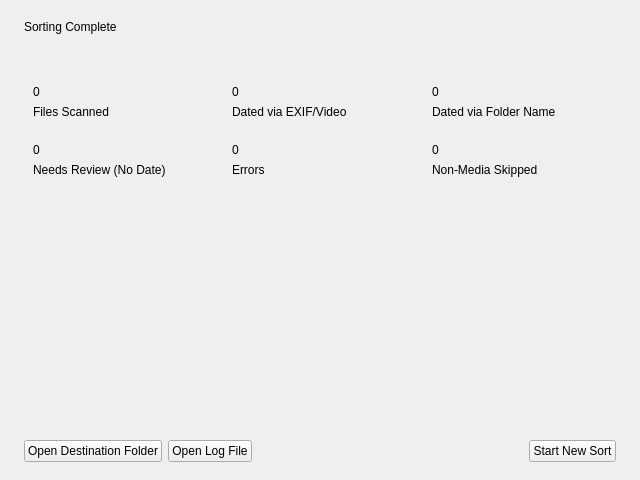
Above: step4_summary.ui from dominikx2002/photo-video-sorter before the change. Below: the same form after it.
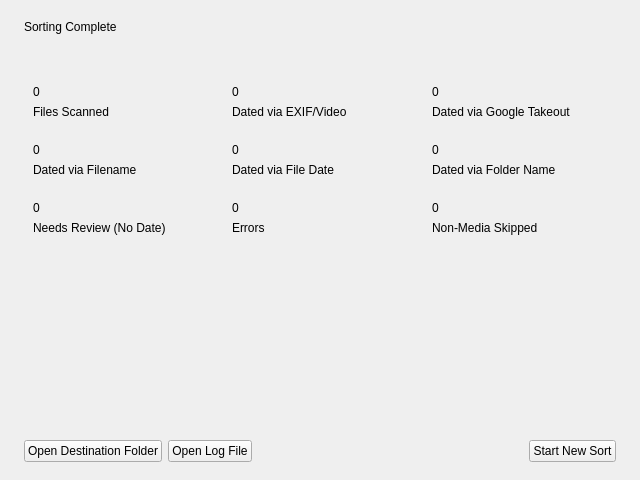
That is the form after the change.

Commit message: Enhance sorting logic and UI with additional date sources and settings

```diff
--- a/step4_summary.ui
+++ b/step4_summary.ui
@@ -86,6 +86,75 @@
       </widget>
      </item>
      <item row="0" column="2">
+      <widget class="QFrame" name="takeoutCard">
+       <layout class="QVBoxLayout" name="takeoutCardLayout">
+        <item>
+         <widget class="QLabel" name="takeoutNumberLabel">
+          <property name="text">
+           <string>0</string>
+          </property>
+         </widget>
+        </item>
+        <item>
+         <widget class="QLabel" name="takeoutCaptionLabel">
+          <property name="text">
+           <string>Dated via Google Takeout</string>
+          </property>
+          <property name="wordWrap">
+           <bool>true</bool>
+          </property>
+         </widget>
+        </item>
+       </layout>
+      </widget>
+     </item>
+     <item row="1" column="0">
+      <widget class="QFrame" name="filenameCard">
+       <layout class="QVBoxLayout" name="filenameCardLayout">
+        <item>
+         <widget class="QLabel" name="filenameNumberLabel">
+          <property name="text">
+           <string>0</string>
+          </property>
+         </widget>
+        </item>
+        <item>
+         <widget class="QLabel" name="filenameCaptionLabel">
+          <property name="text">
+           <string>Dated via Filename</string>
+          </property>
+          <property name="wordWrap">
+           <bool>true</bool>
+          </property>
+         </widget>
+        </item>
+       </layout>
+      </widget>
+     </item>
+     <item row="1" column="1">
+      <widget class="QFrame" name="mtimeCard">
+       <layout class="QVBoxLayout" name="mtimeCardLayout">
+        <item>
+         <widget class="QLabel" name="mtimeNumberLabel">
+          <property name="text">
+           <string>0</string>
+          </property>
+         </widget>
+        </item>
+        <item>
+         <widget class="QLabel" name="mtimeCaptionLabel">
+          <property name="text">
+           <string>Dated via File Date</string>
+          </property>
+          <property name="wordWrap">
+           <bool>true</bool>
+          </property>
+         </widget>
+        </item>
+       </layout>
+      </widget>
+     </item>
+     <item row="1" column="2">
       <widget class="QFrame" name="folderCard">
        <layout class="QVBoxLayout" name="folderCardLayout">
         <item>
@@ -100,12 +169,15 @@
           <property name="text">
            <string>Dated via Folder Name</string>
           </property>
+          <property name="wordWrap">
+           <bool>true</bool>
+          </property>
          </widget>
         </item>
        </layout>
       </widget>
      </item>
-     <item row="1" column="0">
+     <item row="2" column="0">
       <widget class="QFrame" name="nodateCard">
        <layout class="QVBoxLayout" name="nodateCardLayout">
         <item>
@@ -120,12 +192,15 @@
           <property name="text">
            <string>Needs Review (No Date)</string>
           </property>
+          <property name="wordWrap">
+           <bool>true</bool>
+          </property>
          </widget>
         </item>
        </layout>
       </widget>
      </item>
-     <item row="1" column="1">
+     <item row="2" column="1">
       <widget class="QFrame" name="errorsCard">
        <layout class="QVBoxLayout" name="errorsCardLayout">
         <item>
@@ -140,12 +215,15 @@
           <property name="text">
            <string>Errors</string>
           </property>
+          <property name="wordWrap">
+           <bool>true</bool>
+          </property>
          </widget>
         </item>
        </layout>
       </widget>
      </item>
-     <item row="1" column="2">
+     <item row="2" column="2">
       <widget class="QFrame" name="skippedCard">
        <layout class="QVBoxLayout" name="skippedCardLayout">
         <item>
@@ -160,6 +238,9 @@
           <property name="text">
            <string>Non-Media Skipped</string>
           </property>
+          <property name="wordWrap">
+           <bool>true</bool>
+          </property>
          </widget>
         </item>
        </layout>
```
Left out of the diff: 6 changed lines with no effect on the pictures. The commit also changes 15 other files.
